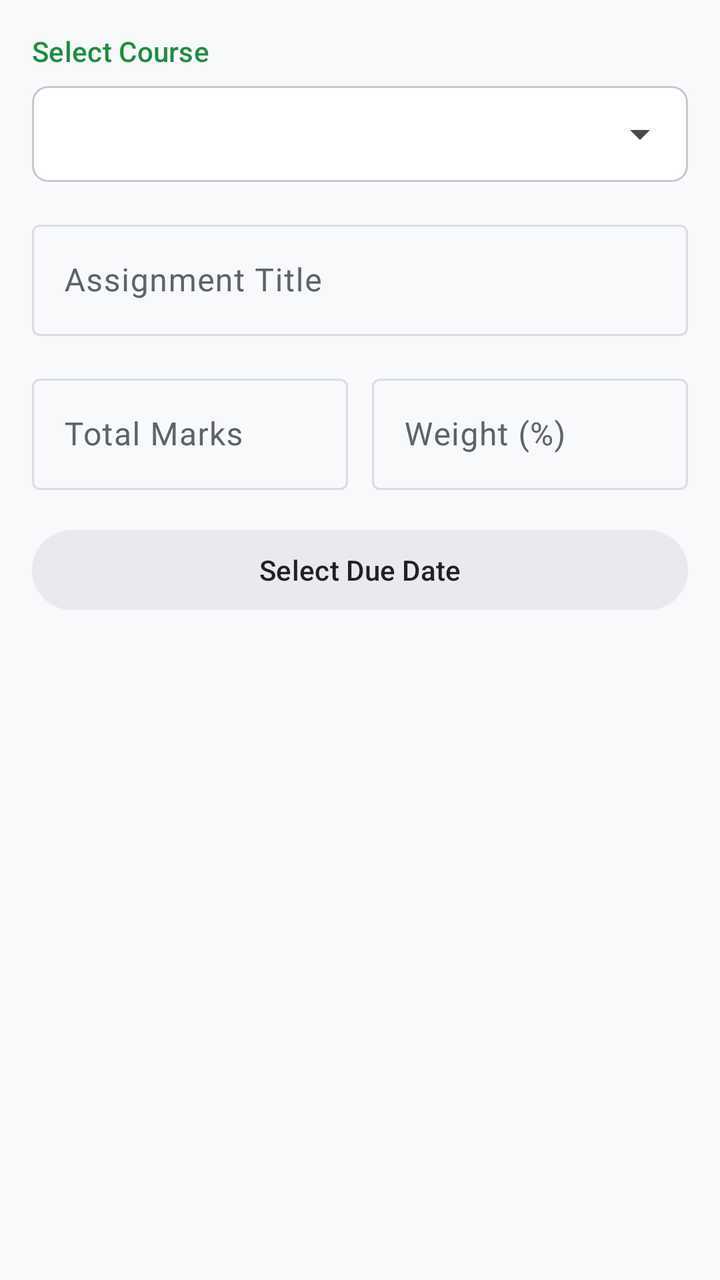
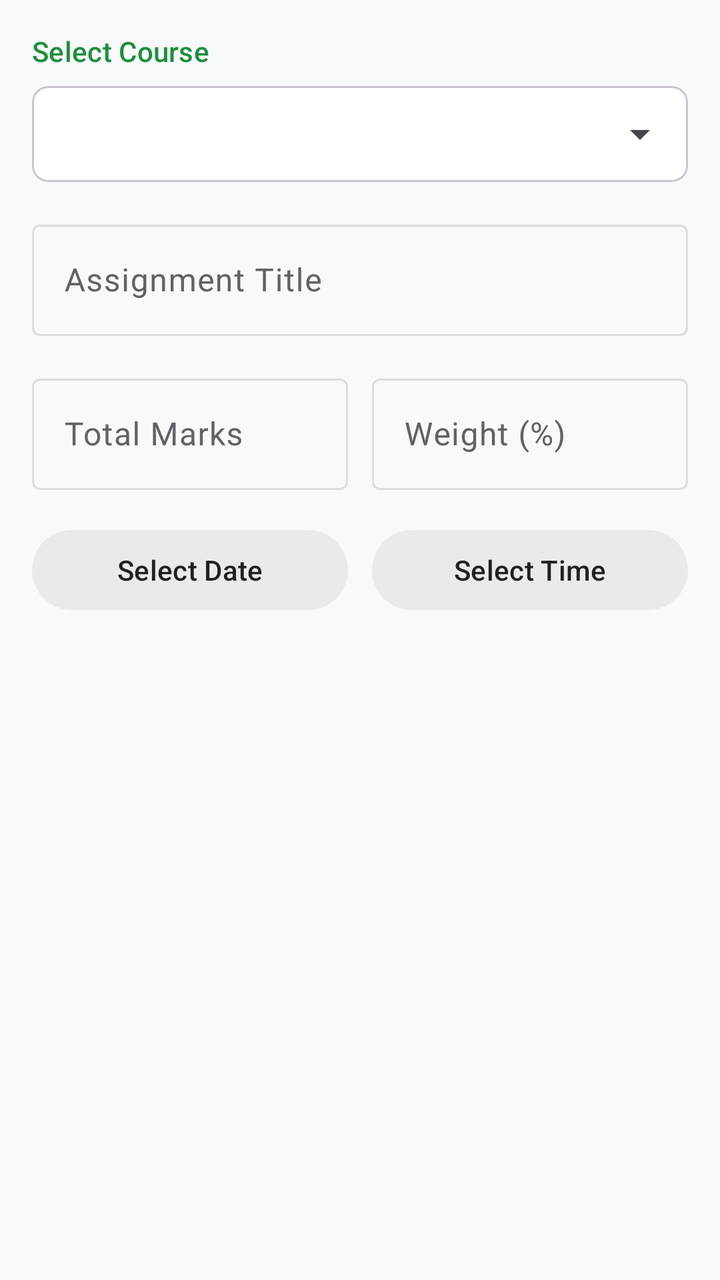

Screens rendered from an Android XML layout before and after an edit, with the pre-edit source and the edit as a unified diff.
<!-- AndroidManifest.xml: application theme Theme.Studbuddy -->
<!-- res/layout/dialog_add_assignment.xml -->
<?xml version="1.0" encoding="utf-8"?>
<LinearLayout xmlns:android="http://schemas.android.com/apk/res/android"
    xmlns:app="http://schemas.android.com/apk/res-auto"
    android:layout_width="match_parent"
    android:layout_height="wrap_content"
    android:orientation="vertical"
    android:padding="16dp">

    <TextView
        android:layout_width="wrap_content"
        android:layout_height="wrap_content"
        android:text="Select Course"
        android:textAppearance="?attr/textAppearanceTitleSmall"
        android:textColor="?attr/colorPrimary" />

    <com.google.android.material.card.MaterialCardView
        android:layout_width="match_parent"
        android:layout_height="wrap_content"
        android:layout_marginTop="8dp"
        style="?attr/materialCardViewOutlinedStyle"
        app:cardCornerRadius="8dp">

        <Spinner
            android:id="@+id/spinnerCourses"
            android:layout_width="match_parent"
            android:layout_height="wrap_content"
            android:minHeight="48dp" />
    </com.google.android.material.card.MaterialCardView>

    <com.google.android.material.textfield.TextInputLayout
        android:layout_width="match_parent"
        android:layout_height="wrap_content"
        android:layout_marginTop="16dp"
        android:hint="Assignment Title"
        style="@style/Widget.Material3.TextInputLayout.OutlinedBox">

        <com.google.android.material.textfield.TextInputEditText
            android:id="@+id/etAssignmentTitle"
            android:layout_width="match_parent"
            android:layout_height="wrap_content"
            android:inputType="textCapSentences" />
    </com.google.android.material.textfield.TextInputLayout>

    <LinearLayout
        android:layout_width="match_parent"
        android:layout_height="wrap_content"
        android:layout_marginTop="16dp"
        android:orientation="horizontal">

        <com.google.android.material.textfield.TextInputLayout
            android:layout_width="0dp"
            android:layout_height="wrap_content"
            android:layout_weight="1"
            android:hint="Total Marks"
            style="@style/Widget.Material3.TextInputLayout.OutlinedBox">

            <com.google.android.material.textfield.TextInputEditText
                android:id="@+id/etTotalMarks"
                android:layout_width="match_parent"
                android:layout_height="wrap_content"
                android:inputType="numberDecimal" />
        </com.google.android.material.textfield.TextInputLayout>

        <com.google.android.material.textfield.TextInputLayout
            android:layout_width="0dp"
            android:layout_height="wrap_content"
            android:layout_weight="1"
            android:layout_marginStart="12dp"
            android:hint="Weight (%)"
            style="@style/Widget.Material3.TextInputLayout.OutlinedBox">

            <com.google.android.material.textfield.TextInputEditText
                android:id="@+id/etWeightage"
                android:layout_width="match_parent"
                android:layout_height="wrap_content"
                android:inputType="numberDecimal" />
        </com.google.android.material.textfield.TextInputLayout>
    </LinearLayout>

    <LinearLayout
        android:id="@+id/layoutObtainedMarks"
        android:layout_width="match_parent"
        android:layout_height="wrap_content"
        android:layout_marginTop="16dp"
        android:orientation="vertical"
        android:visibility="gone">

        <com.google.android.material.textfield.TextInputLayout
            android:layout_width="match_parent"
            android:layout_height="wrap_content"
            android:hint="Obtained Marks"
            style="@style/Widget.Material3.TextInputLayout.OutlinedBox">

            <com.google.android.material.textfield.TextInputEditText
                android:id="@+id/etObtainedMarks"
                android:layout_width="match_parent"
                android:layout_height="wrap_content"
                android:inputType="numberDecimal" />
        </com.google.android.material.textfield.TextInputLayout>
    </LinearLayout>

    <com.google.android.material.button.MaterialButton
        android:id="@+id/btnDueDate"
        android:layout_width="match_parent"
        android:layout_height="wrap_content"
        android:layout_marginTop="16dp"
        style="@style/Widget.Material3.Button.TonalButton"
        android:text="Select Due Date" />

</LinearLayout>
<!-- resources referenced by this layout -->
<resources>
  <style name="Theme.Studbuddy" parent="Theme.Material3.DayNight.NoActionBar">
          
          <item name="colorPrimary">@color/md_theme_light_primary</item>
          <item name="colorOnPrimary">@color/md_theme_light_onPrimary</item>
          <item name="colorPrimaryContainer">@color/md_theme_light_primaryContainer</item>
          <item name="colorOnPrimaryContainer">@color/md_theme_light_onPrimaryContainer</item>
          <item name="colorSecondary">@color/md_theme_light_secondary</item>
          <item name="colorOnSecondary">@color/md_theme_light_onSecondary</item>
          <item name="colorSecondaryContainer">@color/md_theme_light_secondaryContainer</item>
          <item name="colorOnSecondaryContainer">@color/md_theme_light_onSecondaryContainer</item>
          <item name="colorTertiary">@color/md_theme_light_tertiary</item>
          <item name="colorOnTertiary">@color/md_theme_light_onTertiary</item>
          <item name="colorTertiaryContainer">@color/md_theme_light_tertiaryContainer</item>
          <item name="colorOnTertiaryContainer">@color/md_theme_light_onTertiaryContainer</item>
          <item name="colorError">@color/md_theme_light_error</item>
          <item name="colorOnError">@color/md_theme_light_onError</item>
          <item name="colorErrorContainer">@color/md_theme_light_errorContainer</item>
          <item name="colorOnErrorContainer">@color/md_theme_light_onErrorContainer</item>
          <item name="android:windowBackground">@color/md_theme_light_background</item>
          <item name="colorOutline">@color/md_theme_light_outline</item>
          <item name="colorSurfaceVariant">@color/md_theme_light_surfaceVariant</item>
          <item name="colorOnSurfaceVariant">@color/md_theme_light_onSurfaceVariant</item>
          <item name="colorSurface">@color/md_theme_light_surface</item>
          <item name="colorOnSurface">@color/md_theme_light_onSurface</item>
  
          
          <item name="headerBackground">?attr/colorSurface</item>
          <item name="headerTextColor">?attr/colorOnSurface</item>
  
          
          <item name="materialCardViewStyle">@style/Widget.Material3.CardView.Outlined</item>
      </style>
  <color name="md_theme_light_primary">#1E8E3E</color>
  <color name="md_theme_light_onPrimary">#FFFFFF</color>
  <color name="md_theme_light_primaryContainer">#E6F4EA</color>
  <color name="md_theme_light_onPrimaryContainer">#0D652D</color>
  <color name="md_theme_light_secondary">#5F6368</color>
  <color name="md_theme_light_onSecondary">#FFFFFF</color>
  <color name="md_theme_light_secondaryContainer">#E8EAED</color>
  <color name="md_theme_light_onSecondaryContainer">#202124</color>
  <color name="md_theme_light_tertiary">#1967D2</color>
  <color name="md_theme_light_onTertiary">#FFFFFF</color>
  <color name="md_theme_light_tertiaryContainer">#E8F0FE</color>
  <color name="md_theme_light_onTertiaryContainer">#174EA6</color>
  <color name="md_theme_light_error">#D93025</color>
  <color name="md_theme_light_onError">#FFFFFF</color>
  <color name="md_theme_light_errorContainer">#FCE8E6</color>
  <color name="md_theme_light_onErrorContainer">#A50E0E</color>
  <color name="md_theme_light_background">#F8F9FA</color>
  <color name="md_theme_light_outline">#DADCE0</color>
  <color name="md_theme_light_surfaceVariant">#F1F3F4</color>
  <color name="md_theme_light_onSurfaceVariant">#5F6368</color>
  <color name="md_theme_light_surface">#FFFFFF</color>
  <color name="md_theme_light_onSurface">#202124</color>
</resources>

<!-- the commit's change to res/layout/dialog_add_assignment.xml (unified diff, before → after) -->
@@ -99,12 +99,28 @@
         </com.google.android.material.textfield.TextInputLayout>
     </LinearLayout>
 
-    <com.google.android.material.button.MaterialButton
-        android:id="@+id/btnDueDate"
+    <LinearLayout
         android:layout_width="match_parent"
         android:layout_height="wrap_content"
         android:layout_marginTop="16dp"
-        style="@style/Widget.Material3.Button.TonalButton"
-        android:text="Select Due Date" />
+        android:orientation="horizontal">
+
+        <com.google.android.material.button.MaterialButton
+            android:id="@+id/btnDueDate"
+            android:layout_width="0dp"
+            android:layout_height="wrap_content"
+            android:layout_weight="1"
+            style="@style/Widget.Material3.Button.TonalButton"
+            android:text="@string/select_date" />
+
+        <com.google.android.material.button.MaterialButton
+            android:id="@+id/btnDueTime"
+            android:layout_width="0dp"
+            android:layout_height="wrap_content"
+            android:layout_weight="1"
+            android:layout_marginStart="12dp"
+            style="@style/Widget.Material3.Button.TonalButton"
+            android:text="@string/select_time" />
+    </LinearLayout>
 
 </LinearLayout>
<!-- resource entries referenced after the edit -->
@@ -1,5 +1,7 @@
 <!-- resources referenced by this layout -->
 <resources>
+  <string name="select_date">Select Date</string>
+  <string name="select_time">Select Time</string>
   <style name="Theme.Studbuddy" parent="Theme.Material3.DayNight.NoActionBar">
           
           <item name="colorPrimary">@color/md_theme_light_primary</item>
